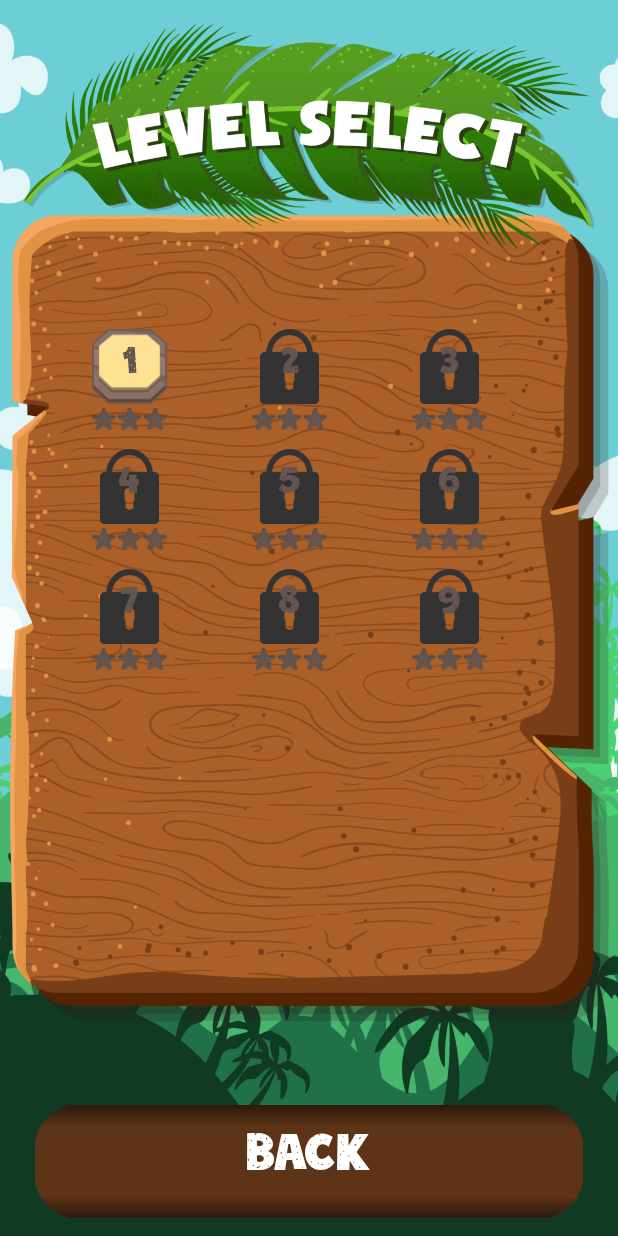
After one commit to rzaynuri08/EasterPictureAdventure, an Android app: the LevelActivity screen opened directly, with no data from a screen before it, on a phone screen of 412 x 824 dp. The commit adds this screen. Run offline under Robolectric (Android 15) with nearby library versions, the phone set to English and light mode, and no system bars.

Commit message:
Add Database and level activity

```diff
--- a/app/build.gradle.kts
+++ b/app/build.gradle.kts
@@ -38,6 +38,7 @@ android {
 dependencies {
     implementation("androidx.core:core-ktx:1.12.0")
     implementation("androidx.core:core:1.12.0")
+    implementation ("androidx.sqlite:sqlite-ktx:2.4.0")
     implementation(libs.androidx.appcompat)
     implementation(libs.material)
     implementation(libs.androidx.activity)
--- a/app/src/main/AndroidManifest.xml
+++ b/app/src/main/AndroidManifest.xml
@@ -13,6 +13,9 @@
         android:theme="@style/Theme.PuzzlePictureAdventure"
         tools:targetApi="31">
         <activity
+            android:name=".View.LevelActivity"
+            android:exported="false" />
+        <activity
             android:name=".View.SplashScreenActivity"
             android:exported="true"
             android:theme="@style/Splash">
@@ -25,7 +28,7 @@
         <activity
             android:name=".MainActivity"
             android:exported="true"
-            android:theme="@style/Main"/>
+            android:theme="@style/Main" />
     </application>
 
 </manifest>
--- /dev/null
+++ b/app/src/main/java/com/example/puzzlepictureadventure/Adapter/LevelAdapter.kt
@@ -0,0 +1,58 @@
+package com.example.puzzlepictureadventure.adapter
+
+import android.content.Context
+import android.view.LayoutInflater
+import android.view.View
+import android.view.ViewGroup
+import android.widget.ImageView
+import android.widget.TextView
+import androidx.recyclerview.widget.RecyclerView
+import com.example.puzzlepictureadventure.R
+import com.example.puzzlepictureadventure.model.LevelData
+
+class LevelAdapter(
+    private val context: Context,
+    private val levelList: List<LevelData>,
+    private val onLevelClick: (LevelData) -> Unit
+) : RecyclerView.Adapter<LevelAdapter.LevelViewHolder>() {
+
+    // ViewHolder class
+    inner class LevelViewHolder(itemView: View) : RecyclerView.ViewHolder(itemView) {
+        val btnKlikLevel: ImageView = itemView.findViewById(R.id.btnKliklevel)
+        val txtLevel: TextView = itemView.findViewById(R.id.txtLevel)
+        val imgBintang: ImageView = itemView.findViewById(R.id.imgBintang)
+
+        fun bind(levelData: LevelData) {
+            // Set text for level number
+            txtLevel.text = levelData.level.toString()
+
+            // Set image for level access
+            btnKlikLevel.setImageResource(
+                if (levelData.akses == 1) R.drawable.unlock else R.drawable.lock
+            )
+
+            // Set star image based on bintang value
+            val bintangDrawable = when (levelData.bintang) {
+                1 -> R.drawable.b1
+                2 -> R.drawable.b2
+                3 -> R.drawable.b3
+                else -> R.drawable.b0
+            }
+            imgBintang.setImageResource(bintangDrawable)
+
+            // Handle click event
+            itemView.setOnClickListener { onLevelClick(levelData) }
+        }
+    }
+
+    override fun onCreateViewHolder(parent: ViewGroup, viewType: Int): LevelViewHolder {
+        val view = LayoutInflater.from(context).inflate(R.layout.item_level, parent, false)
+        return LevelViewHolder(view)
+    }
+
+    override fun onBindViewHolder(holder: LevelViewHolder, position: Int) {
+        holder.bind(levelList[position])
+    }
+
+    override fun getItemCount(): Int = levelList.size
+}
--- /dev/null
+++ b/app/src/main/java/com/example/puzzlepictureadventure/Database/SQLiteOpenHelper.kt
@@ -0,0 +1,47 @@
+package com.example.puzzlepictureadventure.database
+
+import android.content.Context
+import android.database.Cursor
+import android.database.sqlite.SQLiteDatabase
+import android.database.sqlite.SQLiteOpenHelper
+
+class DatabaseHelper(context: Context) : SQLiteOpenHelper(context, DATABASE_NAME, null, DATABASE_VERSION) {
+
+    companion object {
+        const val DATABASE_NAME = "game_database.db"
+        const val DATABASE_VERSION = 1
+
+        // Table and column names
+        const val TABLE_LEVEL = "levels"
+        const val COLUMN_LEVEL = "level"
+        const val COLUMN_BINTANG = "bintang"
+        const val COLUMN_AKSES = "akses"
+    }
+
+    override fun onCreate(db: SQLiteDatabase) {
+        val createTableQuery = """
+            CREATE TABLE $TABLE_LEVEL (
+                $COLUMN_LEVEL INTEGER PRIMARY KEY,
+                $COLUMN_BINTANG INTEGER DEFAULT 0,
+                $COLUMN_AKSES INTEGER DEFAULT 0
+            )
+        """
+        db.execSQL(createTableQuery)
+
+        // Initialize data
+        for (i in 1..9) {
+            val akses = if (i == 1) 1 else 0
+            db.execSQL("INSERT INTO $TABLE_LEVEL ($COLUMN_LEVEL, $COLUMN_BINTANG, $COLUMN_AKSES) VALUES ($i, 0, $akses)")
+        }
+    }
+
+    override fun onUpgrade(db: SQLiteDatabase, oldVersion: Int, newVersion: Int) {
+        db.execSQL("DROP TABLE IF EXISTS $TABLE_LEVEL")
+        onCreate(db)
+    }
+
+    fun getAllLevelData(): Cursor {
+        val db = readableDatabase
+        return db.rawQuery("SELECT * FROM $TABLE_LEVEL", null)
+    }
+}
--- a/app/src/main/java/com/example/puzzlepictureadventure/MainActivity.kt
+++ b/app/src/main/java/com/example/puzzlepictureadventure/MainActivity.kt
@@ -7,6 +7,8 @@ import android.content.SharedPreferences
 import androidx.appcompat.app.AppCompatActivity
 import androidx.core.view.ViewCompat
 import androidx.core.view.WindowInsetsCompat
+import android.content.Intent
+import com.example.puzzlepictureadventure.View.LevelActivity
 
 class MainActivity : AppCompatActivity() {
     private var mediaPlayer: MediaPlayer? = null  // Deklarasi MediaPlayer
@@ -33,6 +35,12 @@ class MainActivity : AppCompatActivity() {
         btnSetting.setOnClickListener {
             val successNotificationDialog = SettingPopupActivity()
             successNotificationDialog.show(supportFragmentManager, "SuccessNotificationDialog")
+        }
+
+        val btnPlay = findViewById<ImageView>(R.id.btnplay)
+        btnPlay.setOnClickListener {
+            val intent = Intent(this, LevelActivity::class.java)  // Ganti LevelActivity dengan nama Activity tujuan
+            startActivity(intent)  // Memulai LevelActivity
         }
 
         // Mengatur padding sesuai dengan system bars (untuk edge-to-edge)
--- /dev/null
+++ b/app/src/main/java/com/example/puzzlepictureadventure/Model/LevelData.kt
@@ -0,0 +1,7 @@
+package com.example.puzzlepictureadventure.model
+
+data class LevelData(
+    val level: Int,
+    val bintang: Int,
+    val akses: Int
+)
--- /dev/null
+++ b/app/src/main/java/com/example/puzzlepictureadventure/View/LevelActivity.kt
@@ -0,0 +1,59 @@
+package com.example.puzzlepictureadventure.View
+
+import android.os.Bundle
+import android.widget.ImageButton
+import androidx.appcompat.app.AppCompatActivity
+import androidx.recyclerview.widget.GridLayoutManager
+import androidx.recyclerview.widget.RecyclerView
+import com.example.puzzlepictureadventure.R
+import com.example.puzzlepictureadventure.adapter.LevelAdapter
+import com.example.puzzlepictureadventure.database.DatabaseHelper
+import com.example.puzzlepictureadventure.model.LevelData
+
+class LevelActivity : AppCompatActivity() {
+    override fun onCreate(savedInstanceState: Bundle?) {
+        super.onCreate(savedInstanceState)
+        setContentView(R.layout.activity_level)
+
+        // Back button setup
+        val btnBack = findViewById<ImageButton>(R.id.btnBack)
+        btnBack.setOnClickListener { finish() }
+
+        // Setup RecyclerView
+        val recyclerView: RecyclerView = findViewById(R.id.recyclerViewLevels)
+        recyclerView.layoutManager = GridLayoutManager(this, 3) // Grid layout with 3 columns
+
+        // Fetch data from database
+        val levelList = fetchLevelsFromDatabase()
+
+        // Initialize adapter with database data
+        val levelAdapter = LevelAdapter(this, levelList) { levelData ->
+            if (levelData.akses == 1) {
+                // Handle unlocked level click
+                // TODO: Navigate to the selected level
+            } else {
+                // Handle locked level click
+                // TODO: Show a message that the level is locked
+            }
+        }
+
+        recyclerView.adapter = levelAdapter
+    }
+
+    private fun fetchLevelsFromDatabase(): List<LevelData> {
+        val dbHelper = DatabaseHelper(this)
+        val cursor = dbHelper.getAllLevelData() // Assuming this function is in DatabaseHelper
+        val levelList = mutableListOf<LevelData>()
+
+        if (cursor.moveToFirst()) {
+            do {
+                val level = cursor.getInt(cursor.getColumnIndexOrThrow(DatabaseHelper.COLUMN_LEVEL))
+                val bintang = cursor.getInt(cursor.getColumnIndexOrThrow(DatabaseHelper.COLUMN_BINTANG))
+                val akses = cursor.getInt(cursor.getColumnIndexOrThrow(DatabaseHelper.COLUMN_AKSES))
+                levelList.add(LevelData(level, bintang, akses))
+            } while (cursor.moveToNext())
+        }
+        cursor.close()
+        return levelList
+    }
+}
--- /dev/null
+++ b/app/src/main/res/layout/activity_level.xml
@@ -0,0 +1,71 @@
+<?xml version="1.0" encoding="utf-8"?>
+<androidx.constraintlayout.widget.ConstraintLayout xmlns:android="http://schemas.android.com/apk/res/android"
+    xmlns:app="http://schemas.android.com/apk/res-auto"
+    xmlns:tools="http://schemas.android.com/tools"
+    android:id="@+id/main"
+    android:layout_width="match_parent"
+    android:layout_height="match_parent"
+    tools:context=".View.LevelActivity">
+
+    <ImageView
+        android:id="@+id/imageView5"
+        android:layout_width="match_parent"
+        android:layout_height="match_parent"
+        android:scaleType="centerCrop"
+        android:src="@drawable/bg3"
+        app:layout_constraintStart_toStartOf="parent"
+        app:layout_constraintTop_toTopOf="parent" />
+
+    <ImageView
+        android:id="@+id/imageView4"
+        android:layout_width="400dp"
+        android:layout_height="600dp"
+        android:src="@drawable/setlayout"
+        app:layout_constraintBottom_toBottomOf="parent"
+        app:layout_constraintEnd_toEndOf="parent"
+        app:layout_constraintStart_toStartOf="parent"
+        app:layout_constraintTop_toTopOf="parent" />
+
+    <ImageView
+        android:layout_width="match_parent"
+        android:layout_height="150dp"
+        android:layout_marginTop="16dp"
+        android:src="@drawable/header"
+        app:layout_constraintEnd_toEndOf="parent"
+        app:layout_constraintHorizontal_bias="0.0"
+        app:layout_constraintStart_toStartOf="parent"
+        app:layout_constraintTop_toTopOf="parent" />
+
+    <androidx.recyclerview.widget.RecyclerView
+        android:id="@+id/recyclerViewLevels"
+        android:layout_width="320dp"
+        android:layout_height="400dp"
+        app:layout_constraintBottom_toBottomOf="parent"
+        app:layout_constraintEnd_toEndOf="@+id/imageView5"
+        app:layout_constraintStart_toStartOf="parent"
+        app:layout_constraintTop_toTopOf="parent" />
+
+    <ImageButton
+        android:id="@+id/btnBack"
+        android:layout_width="400dp"
+        android:layout_height="100dp"
+        android:src="@drawable/table2"
+        android:background="@android:color/transparent"
+        app:layout_constraintBottom_toBottomOf="parent"
+        app:layout_constraintEnd_toEndOf="parent"
+        app:layout_constraintStart_toStartOf="parent" />
+
+    <TextView
+        android:layout_width="wrap_content"
+        android:layout_height="wrap_content"
+        android:layout_marginBottom="36dp"
+        android:fontFamily="@font/stickytoffeesprinklesregular"
+        android:text="BACK"
+        android:textColor="#ffff"
+        android:textSize="35dp"
+        app:layout_constraintBottom_toBottomOf="@+id/imageView5"
+        app:layout_constraintEnd_toEndOf="parent"
+        app:layout_constraintHorizontal_bias="0.498"
+        app:layout_constraintStart_toStartOf="parent" />
+
+</androidx.constraintlayout.widget.ConstraintLayout>
--- /dev/null
+++ b/app/src/main/res/layout/item_level.xml
@@ -0,0 +1,40 @@
+<?xml version="1.0" encoding="utf-8"?>
+<androidx.constraintlayout.widget.ConstraintLayout xmlns:android="http://schemas.android.com/apk/res/android"
+    xmlns:app="http://schemas.android.com/apk/res-auto"
+    android:layout_width="80dp"
+    android:layout_height="80dp">
+
+    <ImageView
+        android:id="@+id/btnKliklevel"
+        android:layout_width="50dp"
+        android:layout_height="50dp"
+        android:layout_marginTop="7dp"
+        android:src="@drawable/unlock"
+        app:layout_constraintEnd_toEndOf="parent"
+        app:layout_constraintStart_toStartOf="parent"
+        app:layout_constraintTop_toTopOf="parent" />
+
+    <TextView
+        android:id="@+id/txtLevel"
+        android:layout_width="wrap_content"
+        android:layout_height="wrap_content"
+        android:layout_marginTop="12dp"
+        android:textSize="25dp"
+        android:fontFamily="@font/stickytoffeesprinklesregular"
+        android:text="1"
+        android:textColor="#655550"
+        app:layout_constraintEnd_toEndOf="parent"
+        app:layout_constraintStart_toStartOf="parent"
+        app:layout_constraintTop_toTopOf="parent" />
+
+    <ImageView
+        android:id="@+id/imgBintang"
+        android:layout_width="50dp"
+        android:layout_height="20dp"
+        android:src="@drawable/b0"
+        app:layout_constraintEnd_toEndOf="@+id/btnKliklevel"
+        app:layout_constraintHorizontal_bias="0.0"
+        app:layout_constraintStart_toStartOf="@+id/btnKliklevel"
+        app:layout_constraintTop_toBottomOf="@+id/btnKliklevel" />
+
+</androidx.constraintlayout.widget.ConstraintLayout>
```
Also changed, not shown: app/src/main/res/drawable/b0.png (added), app/src/main/res/drawable/b1.png (added), app/src/main/res/drawable/b2.png (added), app/src/main/res/drawable/b3.png (added), app/src/main/res/drawable/bg3.png (added), app/src/main/res/drawable/header.png (added), app/src/main/res/drawable/lock.png (added), app/src/main/res/drawable/table.png, app/src/main/res/drawable/table2.png (added), app/src/main/res/drawable/unlock.png (added).
